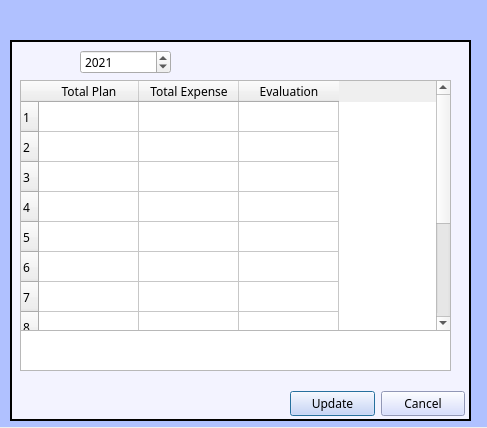
Before: the Qt Designer form Backup/Finaldraft/monitoring2.ui in DopeorNope-Lee/Programming02-team6, drawn with Qt 5.
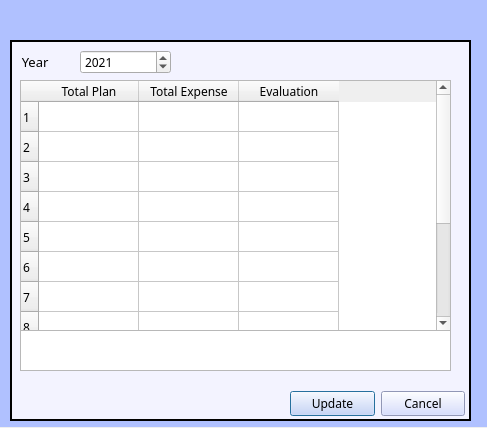
After: the same form once the commit is applied.

What changed in the file:
```diff
--- a/Backup/Finaldraft/monitoring2.ui
+++ b/Backup/Finaldraft/monitoring2.ui
@@ -221,9 +221,9 @@
   <widget class="QLabel" name="label_2">
    <property name="geometry">
     <rect>
-     <x>10</x>
+     <x>15</x>
      <y>50</y>
-     <width>137</width>
+     <width>51</width>
      <height>24</height>
     </rect>
    </property>
@@ -236,7 +236,7 @@
     </font>
    </property>
    <property name="text">
-    <string>  &lt;Year&gt;</string>
+    <string>  Year</string>
    </property>
   </widget>
   <widget class="QSpinBox" name="spinBox">
```
Left out of the diff: 2 changed lines with no effect on the pictures.
